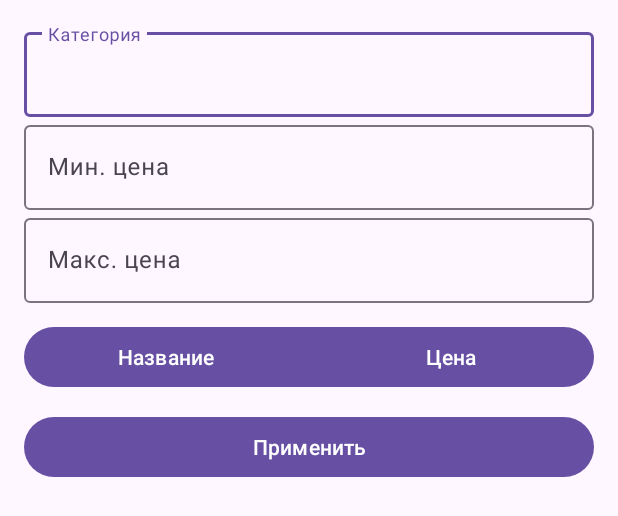
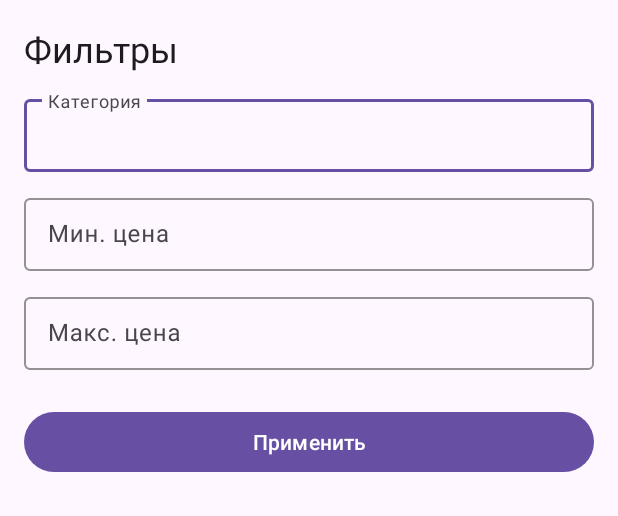
Before and after one commit to K1niTs/-diploma-FRONT, an Android app built with Jetpack Compose: the layout bottomsheet_filters.xml on its own in the app's theme, with its tools: preview values and no code run, on a phone screen of 412 x 824 dp. Shown: the top 516 px of the screen. Run offline under Robolectric (Android 15) with nearby library versions, the phone set to English and light mode, and no system bars.

Commit message:
обновление дизайна фильтров

```diff
--- a/app/src/main/java/com/example/musicrental/ui/catalog/FilterSheet.java
+++ b/app/src/main/java/com/example/musicrental/ui/catalog/FilterSheet.java
@@ -14,44 +14,52 @@ import com.google.android.material.bottomsheet.BottomSheetDialogFragment;
 
 public class FilterSheet extends BottomSheetDialogFragment {
 
-    public interface Listener { void onApply(FilterState state); }
+    public interface Listener {
+        void onApply(FilterState state);
+    }
 
-    private final Listener     listener;
-    private final FilterState  current;
+    private final Listener    listener;
+    private final FilterState current;
 
-    public FilterSheet(FilterState state, Listener l){
-        current  = state;
-        listener = l;
+    public FilterSheet(FilterState state, Listener listener) {
+        this.current  = state;
+        this.listener = listener;
     }
 
     @NonNull @Override
-    public Dialog onCreateDialog(@Nullable Bundle s) {
-
-        BottomSheetDialog dialog =
-                new BottomSheetDialog(requireContext(),
-                        com.google.android.material.R.style.Theme_Design_BottomSheetDialog);
+    public Dialog onCreateDialog(@Nullable Bundle savedInstanceState) {
+        BottomSheetDialog dialog = new BottomSheetDialog(
+                requireContext(),
+                com.google.android.material.R.style.Theme_Design_BottomSheetDialog
+        );
 
         BottomsheetFiltersBinding vb =
                 BottomsheetFiltersBinding.inflate(getLayoutInflater());
         dialog.setContentView(vb.getRoot());
 
-        /* заполнение текущими значениями */
         vb.etCategory.setText(current.category);
-        if(current.minPrice!=null) vb.etMin.setText(String.valueOf(current.minPrice));
-        if(current.maxPrice!=null) vb.etMax.setText(String.valueOf(current.maxPrice));
-        vb.groupSort.check(current.orderBy!=null && current.orderBy.startsWith("price")
-                ? R.id.btnSortPrice : R.id.btnSortTitle);
+        if (current.minPrice != null) {
+            vb.etMin.setText(String.valueOf(current.minPrice));
+        }
+        if (current.maxPrice != null) {
+            vb.etMax.setText(String.valueOf(current.maxPrice));
+        }
 
         vb.btnApply.setOnClickListener(v -> {
             FilterState ns = new FilterState();
-            ns.category = TextUtils.isEmpty(vb.etCategory.getText()) ? null
+            ns.category = TextUtils.isEmpty(vb.etCategory.getText())
+                    ? null
                     : vb.etCategory.getText().toString();
-            ns.minPrice = TextUtils.isEmpty(vb.etMin.getText()) ? null
+
+            ns.minPrice = TextUtils.isEmpty(vb.etMin.getText())
+                    ? null
                     : Double.parseDouble(vb.etMin.getText().toString());
-            ns.maxPrice = TextUtils.isEmpty(vb.etMax.getText()) ? null
+
+            ns.maxPrice = TextUtils.isEmpty(vb.etMax.getText())
+                    ? null
                     : Double.parseDouble(vb.etMax.getText().toString());
-            ns.orderBy  = vb.groupSort.getCheckedButtonId()==R.id.btnSortPrice
-                    ? "pricePerDay,asc" : "title,asc";
+
+            ns.orderBy = current.orderBy;
 
             listener.onApply(ns);
             dismiss();
--- a/app/src/main/res/layout/bottomsheet_filters.xml
+++ b/app/src/main/res/layout/bottomsheet_filters.xml
@@ -6,75 +6,77 @@
     android:layout_width="match_parent"
     android:layout_height="wrap_content"
     android:orientation="vertical"
-    android:padding="16dp">
+    android:padding="16dp"
+    android:background="?attr/colorSurface">
 
-    <!-- Категория -->
-    <com.google.android.material.textfield.TextInputLayout
+<TextView
 android:layout_width="match_parent"
 android:layout_height="wrap_content"
-        android:hint="@string/category">
+android:text="@string/filters"
+android:textAppearance="?attr/textAppearanceHeadlineSmall"
+android:textColor="?attr/colorOnSurface"
+android:layout_marginBottom="12dp"/>
+
+
+<com.google.android.material.textfield.TextInputLayout
+style="@style/Widget.Material3.TextInputLayout.OutlinedBox.Dense"
+android:layout_width="match_parent"
+android:layout_height="wrap_content"
+android:hint="@string/category"
+
+app:boxStrokeColor="?attr/colorPrimary"
+app:hintTextColor="?attr/colorOnSurfaceVariant">
 
 <com.google.android.material.textfield.TextInputEditText
     android:id="@+id/etCategory"
     android:layout_width="match_parent"
-            android:layout_height="wrap_content"/>
+    android:layout_height="wrap_content"
+    android:inputType="text"
+    android:textColor="?attr/colorOnSurface"
+    android:textColorHint="?attr/colorOnSurfaceVariant"/>
 </com.google.android.material.textfield.TextInputLayout>
 
-    <!-- Цена ОТ -->
 <com.google.android.material.textfield.TextInputLayout
+style="@style/Widget.Material3.TextInputLayout.OutlinedBox.Dense"
 android:layout_width="match_parent"
 android:layout_height="wrap_content"
-        android:hint="@string/min_price">
+android:layout_marginTop="12dp"
+android:hint="@string/min_price"
+app:boxStrokeColor="?attr/colorPrimary"
+app:hintTextColor="?attr/colorOnSurfaceVariant">
 
 <com.google.android.material.textfield.TextInputEditText
     android:id="@+id/etMin"
+    android:layout_width="match_parent"
+    android:layout_height="wrap_content"
     android:inputType="numberDecimal"
-            android:layout_width="match_parent"
-            android:layout_height="wrap_content"/>
+    android:textColor="?attr/colorOnSurface"
+    android:textColorHint="?attr/colorOnSurfaceVariant"/>
 </com.google.android.material.textfield.TextInputLayout>
 
-    <!-- Цена ДО -->
 <com.google.android.material.textfield.TextInputLayout
+style="@style/Widget.Material3.TextInputLayout.OutlinedBox.Dense"
 android:layout_width="match_parent"
 android:layout_height="wrap_content"
-        android:hint="@string/max_price">
+android:layout_marginTop="12dp"
+android:hint="@string/max_price"
+app:boxStrokeColor="?attr/colorPrimary"
+app:hintTextColor="?attr/colorOnSurfaceVariant">
 
 <com.google.android.material.textfield.TextInputEditText
     android:id="@+id/etMax"
+    android:layout_width="match_parent"
+    android:layout_height="wrap_content"
     android:inputType="numberDecimal"
-            android:layout_width="match_parent"
-            android:layout_height="wrap_content"/>
+    android:textColor="?attr/colorOnSurface"
+    android:textColorHint="?attr/colorOnSurfaceVariant"/>
 </com.google.android.material.textfield.TextInputLayout>
 
-    <!-- Сортировка -->
-    <com.google.android.material.button.MaterialButtonToggleGroup
-        android:id="@+id/groupSort"
-        android:layout_width="match_parent"
-        android:layout_height="wrap_content"
-        app:singleSelection="true"
-        app:selectionRequired="false"
-        android:layout_marginTop="12dp">
-
 <com.google.android.material.button.MaterialButton
-            android:id="@+id/btnSortTitle"
-            android:layout_width="0dp"
-            android:layout_height="wrap_content"
-            android:layout_weight="1"
-            android:text="@string/title"/>
-
-        <com.google.android.material.button.MaterialButton
-            android:id="@+id/btnSortPrice"
-            android:layout_width="0dp"
-            android:layout_height="wrap_content"
-            android:layout_weight="1"
-            android:text="@string/price"/>
-    </com.google.android.material.button.MaterialButtonToggleGroup>
-
-    <!-- Применить -->
-    <com.google.android.material.button.MaterialButton
+style="@style/Widget.Material3.Button"
 android:id="@+id/btnApply"
 android:layout_width="match_parent"
 android:layout_height="wrap_content"
-        android:text="@string/apply"
-        android:layout_marginTop="12dp"/>
+android:layout_marginTop="24dp"
+android:text="@string/apply"/>
     </LinearLayout>
```
Lines whose indentation alone changed are shown as unchanged.
